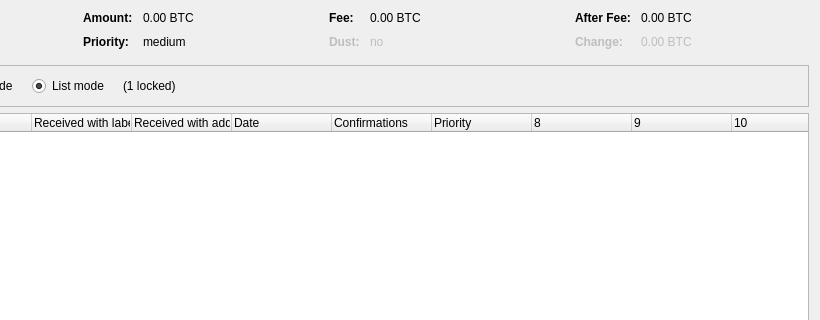
utopiacoin/utopiacoin2, file src/qt/forms/coincontroldialog.ui: the form before one commit; both pictures show x 180 to 1000 and y 0 to 320 of the 1000 by 500 pixel window.
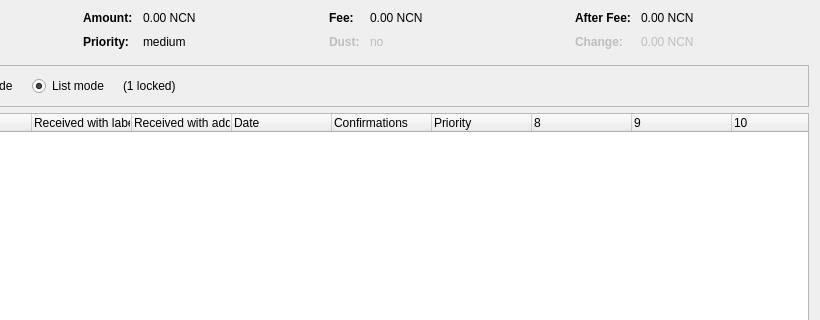
The form after the commit. Custom widgets are drawn as their Qt base class.

The edit to the form file:
```diff
--- a/src/qt/forms/coincontroldialog.ui
+++ b/src/qt/forms/coincontroldialog.ui
@@ -132,7 +132,7 @@
           <enum>Qt::ActionsContextMenu</enum>
          </property>
          <property name="text">
-          <string notr="true">0.00 BTC</string>
+          <string notr="true">0.00 NCN</string>
          </property>
          <property name="textInteractionFlags">
           <set>Qt::LinksAccessibleByMouse|Qt::TextSelectableByKeyboard|Qt::TextSelectableByMouse</set>
@@ -206,7 +206,7 @@
           <enum>Qt::ActionsContextMenu</enum>
          </property>
          <property name="text">
-          <string notr="true">0.00 BTC</string>
+          <string notr="true">0.00 NCN</string>
          </property>
          <property name="textInteractionFlags">
           <set>Qt::LinksAccessibleByMouse|Qt::TextSelectableByKeyboard|Qt::TextSelectableByMouse</set>
@@ -286,7 +286,7 @@
           <enum>Qt::ActionsContextMenu</enum>
          </property>
          <property name="text">
-          <string notr="true">0.00 BTC</string>
+          <string notr="true">0.00 NCN</string>
          </property>
          <property name="textInteractionFlags">
           <set>Qt::LinksAccessibleByMouse|Qt::TextSelectableByKeyboard|Qt::TextSelectableByMouse</set>
@@ -321,7 +321,7 @@
           <enum>Qt::ActionsContextMenu</enum>
          </property>
          <property name="text">
-          <string notr="true">0.00 BTC</string>
+          <string notr="true">0.00 NCN</string>
          </property>
          <property name="textInteractionFlags">
           <set>Qt::LinksAccessibleByMouse|Qt::TextSelectableByKeyboard|Qt::TextSelectableByMouse</set>
```
